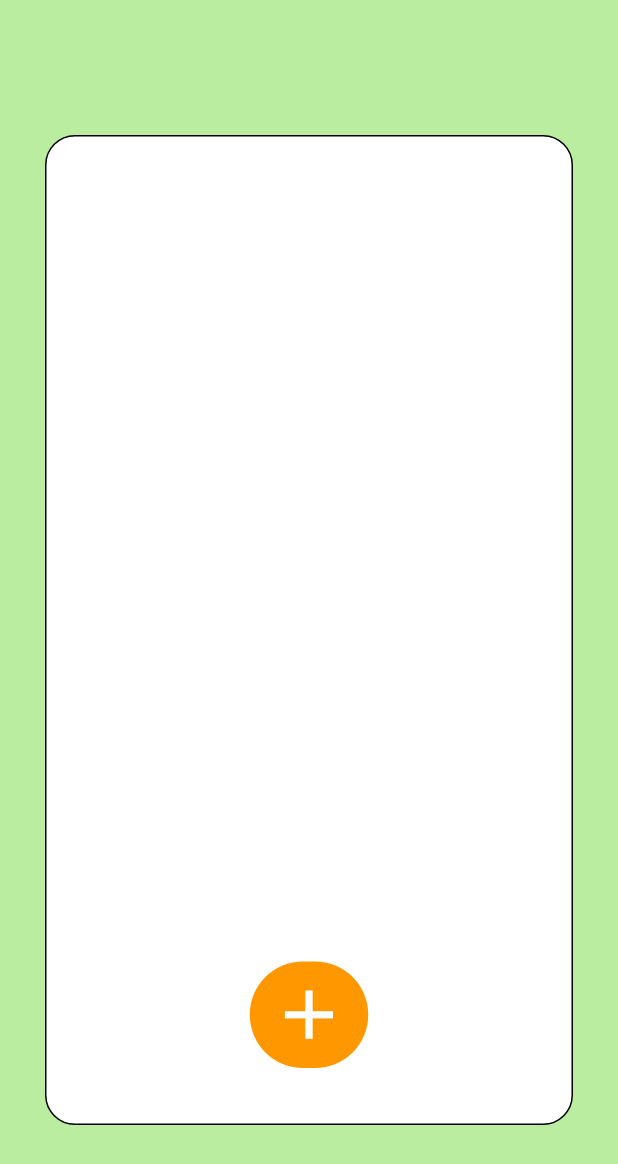
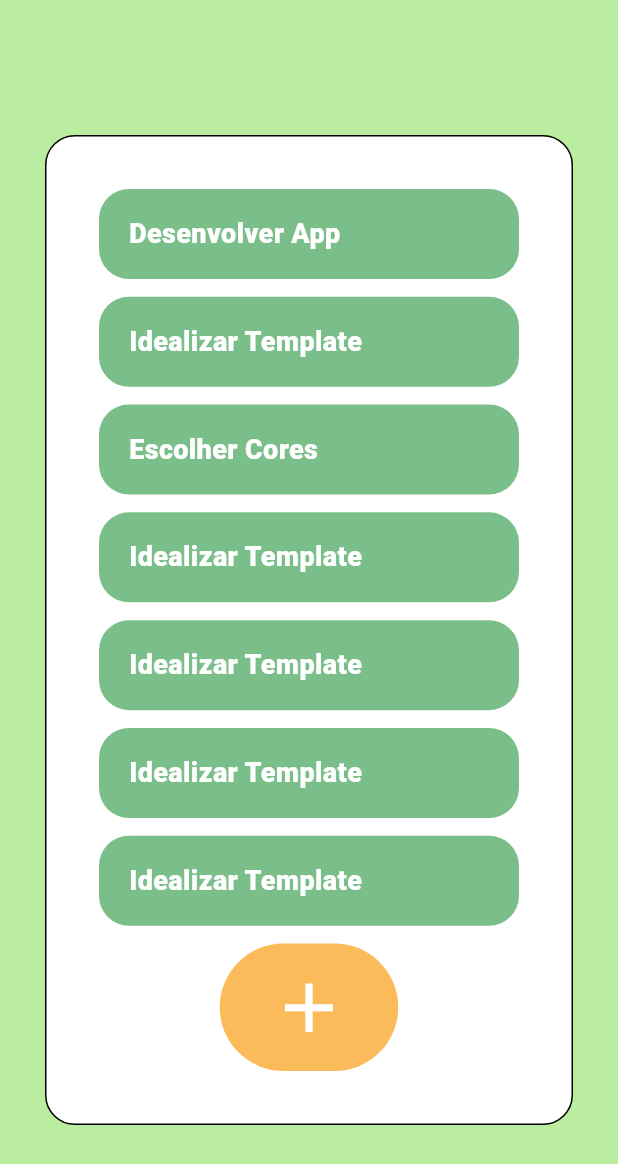
Before and after one commit to marconetsf/pomodoro, a Flutter app: the screen it shows after launch, scrolled down 576 dp, after a tap on the "add" icon, on a phone screen of 412 x 824 dp. Shown: the top 1164 px of the screen. Run offline on Flutter 3.47's test engine with Material 2 defaults, Android fonts, the phone set to English and light mode, and no system bars.

Commit message:
adding new widget of taks card

```diff
--- a/lib/main.dart
+++ b/lib/main.dart
@@ -93,7 +93,7 @@ class _MyHomePageState extends State<MyHomePage> {
       // ),
       drawer: const Drawer(),
       body: Container(
-        color: const Color.fromRGBO(0xBA, 0xED, 0xA0, 100),
+        color: const Color.fromRGBO(0xBA, 0xED, 0xA0, 1),
         width: double.infinity,
         height: double.infinity,
         // Center is a layout widget. It takes a single child and positions it
--- a/lib/view/home_page.dart
+++ b/lib/view/home_page.dart
@@ -35,10 +35,14 @@ class _HomePageState extends State<HomePage> {
           onPressed: () {},
           style: const ButtonStyle(
               backgroundColor: MaterialStatePropertyAll(Colors.white)),
-          child: const Icon(
-            Icons.play_arrow,
-            color: Colors.orange,
-            size: 55,
+          child: Padding(
+            padding:
+                const EdgeInsets.only(left: 20.0, right: 20, top: 7, bottom: 7),
+            child: Icon(
+              Icons.play_arrow,
+              color: Colors.orange,
+              size: 55,
+            ),
           ),
         )
       ],
--- a/lib/view/tasks_list_page.dart
+++ b/lib/view/tasks_list_page.dart
@@ -24,22 +24,35 @@ class _TasksListPageState extends State<TasksListPage> {
                 borderRadius: const BorderRadius.all(Radius.circular(20))),
             width: 400,
             height: 660,
+            child: Padding(
+              padding: const EdgeInsets.all(35.0),
               child: Column(
+                mainAxisAlignment: MainAxisAlignment.spaceBetween,
                 children: [
-                const SizedBox(
-                  height: 550,
-                ),
+                  taskCard("Desenvolver App"),
+                  taskCard("Idealizar Template"),
+                  taskCard("Escolher Cores"),
+                  taskCard("Idealizar Template"),
+                  taskCard("Idealizar Template"),
+                  taskCard("Idealizar Template"),
+                  taskCard("Idealizar Template"),
                   TextButton(
                     onPressed: () {},
                     style: const ButtonStyle(
-                      backgroundColor: MaterialStatePropertyAll(Colors.orange)),
-                  child: const Icon(
+                        backgroundColor: MaterialStatePropertyAll(
+                            Color.fromRGBO(251, 187, 90, 1))),
+                    child: const Padding(
+                      padding: EdgeInsets.only(
+                          left: 20, right: 20, top: 7, bottom: 7),
+                      child: Icon(
                         Icons.add,
                         color: Colors.white,
                         size: 55,
                       ),
+                    ),
                   )
                 ],
+              ),
             ),
           ),
         )
@@ -47,3 +60,23 @@ class _TasksListPageState extends State<TasksListPage> {
     );
   }
 }
+
+Widget taskCard(String nome) {
+  return Container(
+    height: 60,
+    width: 280,
+    decoration: const BoxDecoration(
+        color: Color.fromRGBO(0x7A, 0xBF, 0x89, 1),
+        borderRadius: BorderRadius.all(Radius.circular(20))),
+    child: Row(children: [
+      Padding(
+        padding: const EdgeInsets.only(left: 20.0),
+        child: Text(
+          nome,
+          style: const TextStyle(
+              color: Colors.white, fontWeight: FontWeight.w800, fontSize: 18),
+        ),
+      ),
+    ]),
+  );
+}
```
Lines whose indentation alone changed are shown as unchanged.
